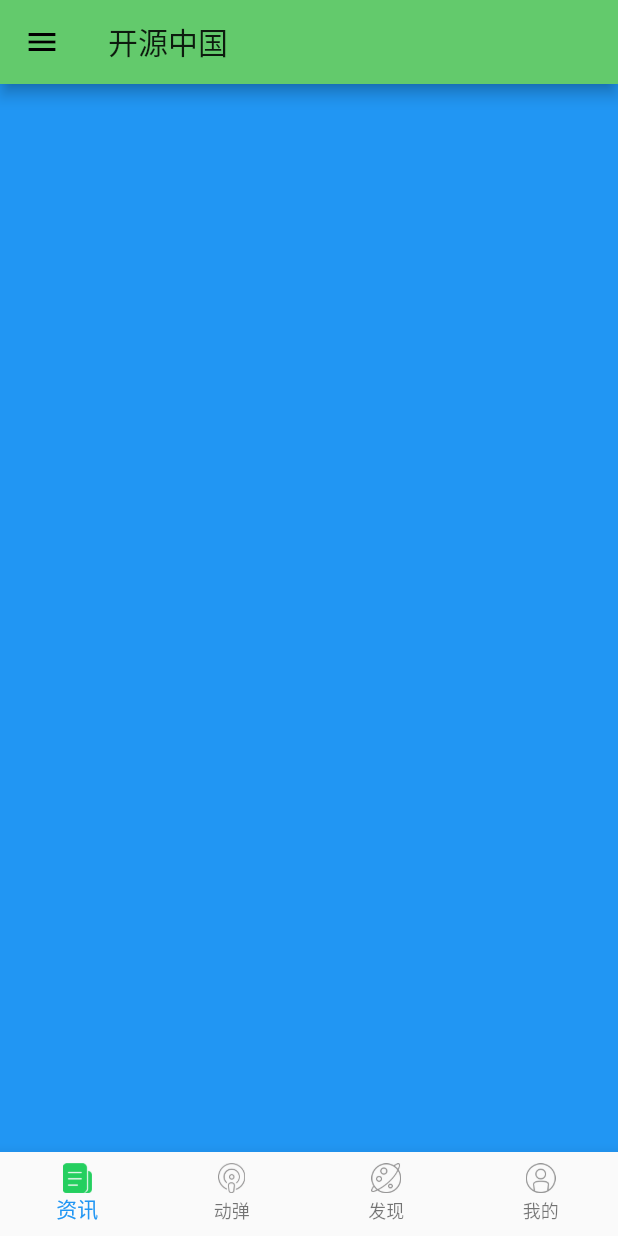
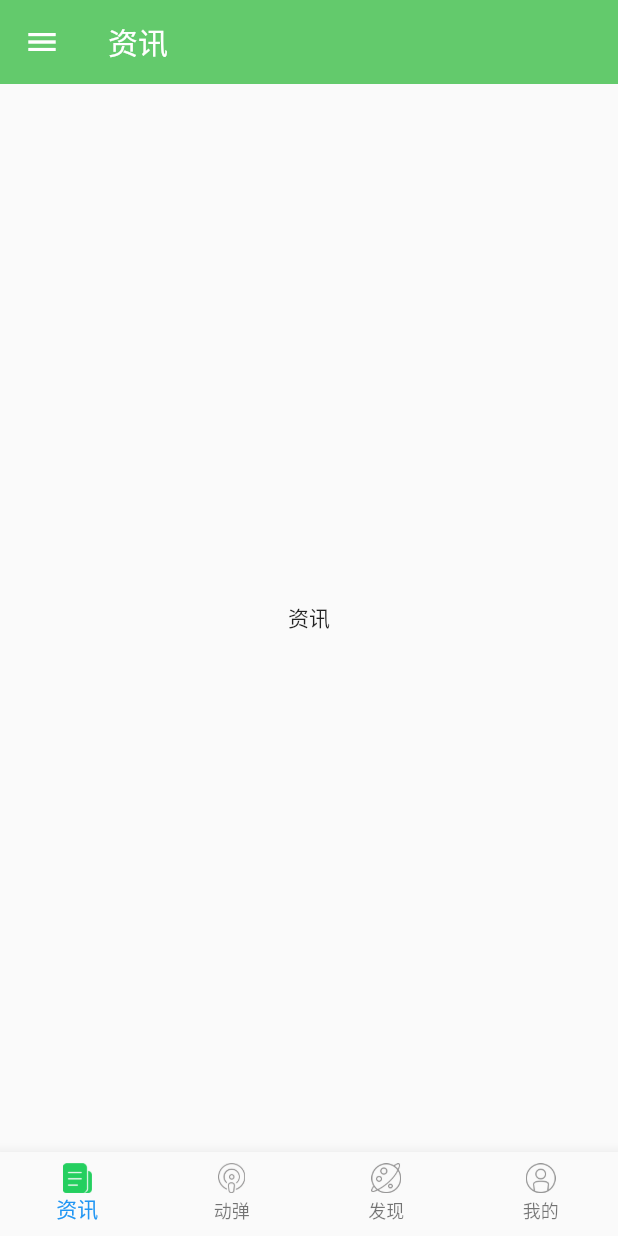
Before and after one commit to hxljy/osc_flutter, a Flutter app: the screen it shows after launch, on a phone screen of 412 x 824 dp. Run offline on Flutter 3.47's test engine with Material 2 defaults, Android fonts, the phone set to English and light mode, and no system bars.

Commit message:
加入四个模块

```diff
--- a/lib/constants/constants.dart
+++ b/lib/constants/constants.dart
@@ -3,5 +3,6 @@
 abstract class AppColors{
   //主题色
   static const COLOR_PRIMARY= 0xff63ca6c;
+  static const COLOR_APPBAR= 0xffffffff;
 
 }
--- a/lib/home_page.dart
+++ b/lib/home_page.dart
@@ -1,4 +1,9 @@
 import 'package:flutter/material.dart';
+import 'package:osc_flutter/constants/constants.dart';
+import 'package:osc_flutter/pages/discovery_page.dart';
+import 'package:osc_flutter/pages/news_list_page.dart';
+import 'package:osc_flutter/pages/profile_page.dart';
+import 'package:osc_flutter/pages/tweet_page.dart';
 import 'package:osc_flutter/widgets/navigation_icon_view.dart';
 
 class HomePage extends StatefulWidget {
@@ -11,6 +16,7 @@ class _HomePageState extends State<HomePage> {
   List<NavigationIconView> _navigationIconViews;
   var _currentIndex = 0;
   List<Widget> _pages;
+  PageController _pageController;
 
   @override
   void initState() {
@@ -36,28 +42,36 @@ class _HomePageState extends State<HomePage> {
           activeIconPath: 'assets/images/ic_nav_my_pressed.png'),
     ];
     _pages = [
-      Container(
-        color: Colors.blue,
-      ),
-      Container(
-        color: Colors.red,
-      ),
-      Container(
-        color: Colors.yellow,
-      ),
-      Container(
-        color: Colors.indigo,
-      )
+      NewsListPage(),
+      TweetPage(),
+      DiscoveryPage(),
+      ProfilePage()
     ];
+
+    _pageController = PageController(initialPage: _currentIndex);
   }
 
   @override
   Widget build(BuildContext context) {
     return Scaffold(
       appBar: AppBar(
-        title: Text('开源中国'),
+        title: Text(_appBarTitle[_currentIndex],
+          style: TextStyle(color: Color(AppColors.COLOR_APPBAR)),),
+        elevation: 0.0,
+        iconTheme: IconThemeData(color: Color(AppColors.COLOR_APPBAR)),
       ),
-      body: _pages[_currentIndex],
+      body: PageView.builder(
+        itemBuilder: (BuildContext context, int index) {
+          return _pages[_currentIndex];
+        },
+        controller: _pageController,
+        itemCount: _pages.length,
+        onPageChanged: (int index) {
+          setState(() {
+            _currentIndex = index;
+          });
+        },
+      ),
       bottomNavigationBar: BottomNavigationBar(
         items: _navigationIconViews.map((view) => view.item).toList(),
         type: BottomNavigationBarType.fixed,
@@ -66,6 +80,7 @@ class _HomePageState extends State<HomePage> {
           setState(() {
             _currentIndex = index;
           });
+          _pageController.animateToPage(index, duration: Duration(milliseconds: 1), curve: Curves.ease);
         },
       ),
       drawer: Drawer(),
--- /dev/null
+++ b/lib/pages/news_list_page.dart
@@ -0,0 +1,17 @@
+import 'package:flutter/material.dart';
+
+class NewsListPage extends StatefulWidget {
+  @override
+  _NewsListPageState createState() => new _NewsListPageState();
+}
+
+class _NewsListPageState extends State<NewsListPage> {
+  @override
+  Widget build(BuildContext context) {
+    return new Scaffold(
+      body: Center(
+        child: Text('资讯'),
+      ),
+    );
+  }
+}
```
Also changed, not shown: lib/pages/discovery_page.dart (added, +17 -0 lines), lib/pages/profile_page.dart (added, +17 -0 lines), lib/pages/tweet_page.dart (added, +17 -0 lines).
